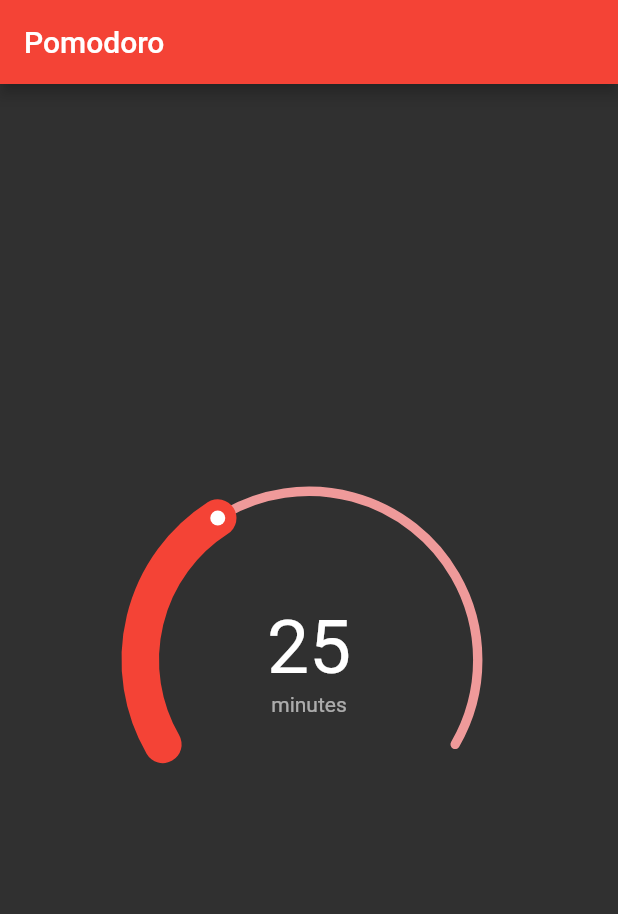
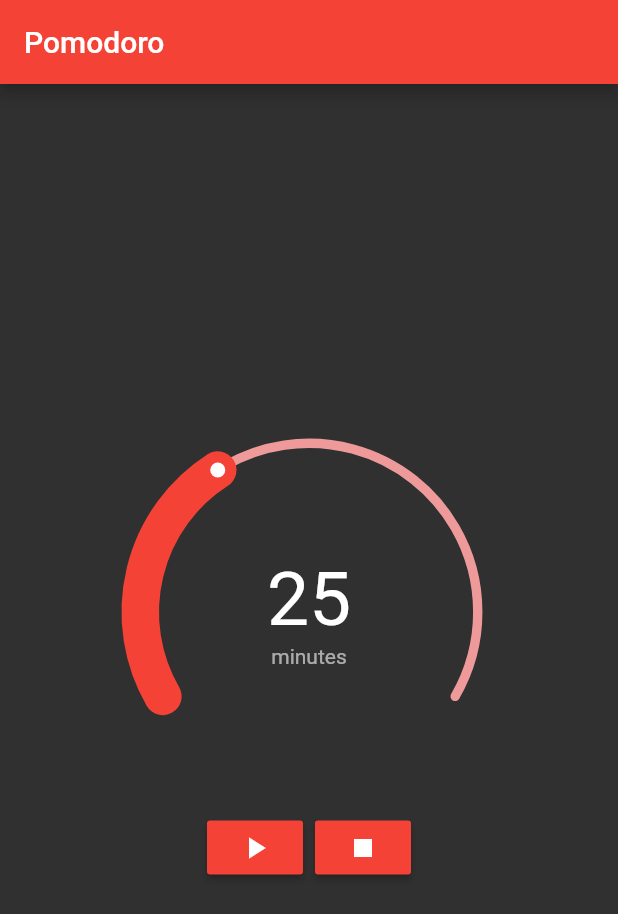
Before and after one commit to jakeaufderheide/flutter_pomodoro, a Flutter app: the screen it shows after launch, on a phone screen of 412 x 824 dp. Shown: the top 914 px of the screen. Run offline on Flutter 3.47's test engine with Material 2 defaults, Android fonts, the phone set to English and light mode, and no system bars; drawn by our look-alikes of sleek_circular_slider.

Commit message:
Adds play and stop buttons

```diff
--- /dev/null
+++ b/lib/constants.dart
@@ -0,0 +1,4 @@
+const double kMinimumMinutesSlider = 300.0;
+const double kMaximumMinutesSlider = 3600.0;
+const double kInitialValueMinutes = 1500.0;
+const double kTimerSize = 250.0;
--- a/lib/main.dart
+++ b/lib/main.dart
@@ -1,4 +1,5 @@
 import 'package:flutter/material.dart';
+import 'package:flutter_pomodoro/constants.dart';
 import 'package:sleek_circular_slider/sleek_circular_slider.dart';
 
 void main() {
@@ -14,7 +15,9 @@ class MyApp extends StatelessWidget {
       theme: ThemeData.dark().copyWith(
         // This is the theme of your application.
         primaryColor: Colors.red,
+        primaryColorDark: Colors.red,
         visualDensity: VisualDensity.adaptivePlatformDensity,
+        buttonTheme: ButtonThemeData(buttonColor: Colors.red),
       ),
       home: TimerPage(),
     );
@@ -27,6 +30,14 @@ class TimerPage extends StatefulWidget {
 }
 
 class _TimerPageState extends State<TimerPage> {
+  int currentTimeMinutes;
+  void updateTime(double time) {
+    setState(() {
+      currentTimeMinutes = time.floor().toInt();
+      print(currentTimeMinutes);
+    });
+  }
+
   @override
   Widget build(BuildContext context) {
     return Scaffold(
@@ -36,14 +47,36 @@ class _TimerPageState extends State<TimerPage> {
       body: Center(
         child: Column(
           mainAxisAlignment: MainAxisAlignment.center,
-          children: [TimeSlider()],
+          children: [
+            TimeSelectionSlider(
+              updateTime: updateTime,
+            ),
+            ButtonBar(
+              alignment: MainAxisAlignment.center,
+              children: [
+                RaisedButton(
+                  child: Icon(Icons.play_arrow),
+                  onPressed: () {
+                    print('button pressed');
+                  },
+                ),
+                RaisedButton(
+                  child: Icon(Icons.stop),
+                  onPressed: () {},
+                ),
+              ],
+            ),
+          ],
         ),
       ),
     );
   }
 }
 
-class TimeSlider extends StatelessWidget {
+class TimeSelectionSlider extends StatelessWidget {
+  TimeSelectionSlider({this.updateTime});
+  final Function updateTime;
+
   @override
   Widget build(BuildContext context) {
     return SleekCircularSlider(
@@ -72,7 +105,7 @@ class TimeSlider extends StatelessWidget {
         ),
       ),
       onChange: (value) {
-        print(value.toString());
+        updateTime(value);
       },
     );
   }
```
